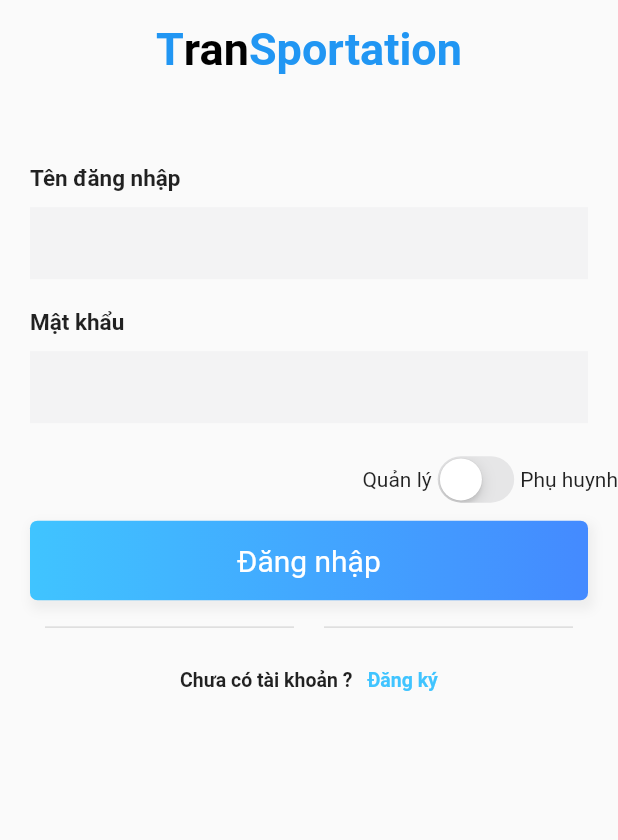
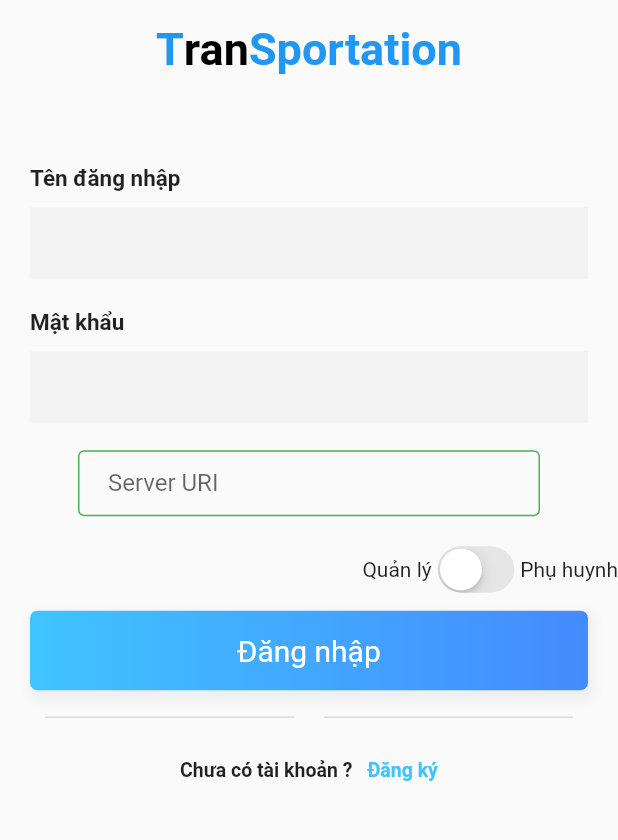
Before and after one commit to khanhlh21197/SmartIDMap, a Flutter app: the screen it shows after launch, on a phone screen of 412 x 824 dp, the part 355-1195 px from its top. Run offline on Flutter 3.47's test engine with Material 2 defaults, Android fonts, the light colour scheme and no system bars; our stand-ins replace device_info, floor, flutter_local_notifications, fluttertoast, font_awesome_flutter, geolocator and 7 more; missing offline and left inert: flutter_google_places, flutter_polyline_points, geocoder, google_maps_webservice, mqtt_client, onesignal_flutter and 2 more; accounts and stored records are empty.

Commit message:
add input serverURI to login page

```diff
--- a/lib/helper/constants.dart
+++ b/lib/helper/constants.dart
@@ -21,8 +21,9 @@ final String defaultMarkerId = "1";
 // final int port = 1883;
 // final String topicName = "Dart/Mqtt_client/testtopic";
 // final String serverUri = "45.119.82.186";
-// final String serverUri = "192.168.1.237";
-final String serverUri = "192.168.2.5";
+final String server_uri_key = 'serverUri';
+final String serverUri = "192.168.1.237";
+// final String serverUri = "192.168.2.5";
 // final int port = 1234;
 final int port = 4567;
 final String login_topic = "loginuser";
--- a/lib/helper/mqttClientWrapper.dart
+++ b/lib/helper/mqttClientWrapper.dart
@@ -1,15 +1,23 @@
 import 'dart:convert';
 
 import 'package:flutter/material.dart';
-import 'package:smartid_map/model/user.dart';
 import 'package:mqtt_client/mqtt_client.dart';
 import 'package:mqtt_client/mqtt_server_client.dart';
+import 'package:smartid_map/helper/shared_prefs_helper.dart';
+import 'package:smartid_map/model/user.dart';
 
 import 'constants.dart' as Constants;
 import 'models.dart';
 
 class MQTTClientWrapper {
   MqttServerClient client;
+  String _serverUri = '';
+
+  set serverUri(String serverUri) {
+    _serverUri = serverUri;
+  }
+
+  get serverUri => _serverUri;
 
   MqttCurrentConnectionState connectionState = MqttCurrentConnectionState.IDLE;
   MqttSubscriptionState subscriptionState = MqttSubscriptionState.IDLE;
@@ -17,10 +25,18 @@ class MQTTClientWrapper {
   final VoidCallback onConnectedCallback;
   final Function(String) onMessageArrived;
   Function(String) onSubscribedTopic;
+  SharedPrefsHelper sharedPrefsHelper;
 
   MQTTClientWrapper(this.onConnectedCallback, this.onMessageArrived);
 
   Future<void> prepareMqttClient(String topic) async {
+    sharedPrefsHelper = SharedPrefsHelper();
+    if (_serverUri == '') {
+      _serverUri =
+          await sharedPrefsHelper.getStringValuesSF(Constants.server_uri_key) ??
+              Constants.serverUri;
+      print('MQTTClientWrapper._setupMqttClient $_serverUri');
+    }
     _setupMqttClient();
     await _connectClient();
     _subscribeToTopic(topic);
@@ -57,8 +73,8 @@ class MQTTClientWrapper {
     }
   }
 
-  void _setupMqttClient() {
-    client = MqttServerClient(Constants.serverUri, "client_id");
+  void _setupMqttClient() async {
+    client = MqttServerClient(_serverUri, "client_id");
     client.port = Constants.port;
     client.logging(on: true);
     client.keepAlivePeriod = 20;
--- a/lib/home_page.dart
+++ b/lib/home_page.dart
@@ -10,6 +10,7 @@ import 'package:smartid_map/model/student.dart';
 import 'package:smartid_map/model/thietbi.dart';
 
 import 'helper/mqttClientWrapper.dart';
+import 'helper/shared_prefs_helper.dart';
 import 'map_view.dart';
 
 final FlutterLocalNotificationsPlugin flutterLocalNotificationsPlugin =
--- a/lib/login_page.dart
+++ b/lib/login_page.dart
@@ -39,6 +39,7 @@ class _LoginPageState extends State<LoginPage> {
 
   final TextEditingController _emailController = TextEditingController();
   final TextEditingController _passwordController = TextEditingController();
+  final TextEditingController _serverUriController = TextEditingController();
 
   Widget _circularProgress() {
     return Dialog(
@@ -55,8 +56,6 @@ class _LoginPageState extends State<LoginPage> {
   @override
   void initState() {
     super.initState();
-    initMqtt();
-    initOneSignal(Secrets.one_signal_app_id);
     // mqttClientWrapper =
     //     MQTTClientWrapper(() => print('Success'), (message) => login(message));
     // mqttClientWrapper.prepareMqttClient(Constants.mac);
@@ -90,6 +89,10 @@ class _LoginPageState extends State<LoginPage> {
   Future<void> initMqtt() async {
     mqttClientWrapper =
         MQTTClientWrapper(() => print('Success'), (message) => login(message));
+    mqttClientWrapper.serverUri =
+        _serverUriController.text ?? Constants.serverUri;
+    await sharedPrefsHelper.addStringToSF(
+        Constants.server_uri_key, mqttClientWrapper.serverUri);
     await mqttClientWrapper.prepareMqttClient(Constants.mac);
   }
 
@@ -107,10 +110,13 @@ class _LoginPageState extends State<LoginPage> {
   void dispose() {
     _emailController.dispose();
     _passwordController.dispose();
+    _serverUriController.dispose();
     super.dispose();
   }
 
   Future<void> _tryLogin() async {
+    initMqtt();
+    initOneSignal(Secrets.one_signal_app_id);
     setState(() {
       loading = true;
     });
@@ -425,7 +431,41 @@ class _LoginPageState extends State<LoginPage> {
         children: <Widget>[
           _entryField("Tên đăng nhập", _emailController),
           _entryField("Mật khẩu", _passwordController, isPassword: true),
+          buildTextField(
+              'Server URI', null, TextInputType.text, _serverUriController),
         ],
+      ),
+    );
+  }
+
+  Widget buildTextField(String labelText, Icon prefixIcon,
+      TextInputType keyboardType, TextEditingController controller) {
+    return Container(
+      padding: const EdgeInsets.symmetric(horizontal: 16),
+      margin: const EdgeInsets.symmetric(horizontal: 16, vertical: 8),
+      height: 44,
+      child: TextField(
+        controller: controller,
+        keyboardType: keyboardType,
+        autocorrect: false,
+        textCapitalization: TextCapitalization.sentences,
+        decoration: InputDecoration(
+          labelText: labelText,
+          // labelStyle: ,
+          // hintStyle: ,
+          enabledBorder: OutlineInputBorder(
+            borderSide: BorderSide(color: Colors.green),
+          ),
+          focusedBorder: OutlineInputBorder(
+            borderSide: BorderSide(color: Colors.red),
+          ),
+          contentPadding: const EdgeInsets.symmetric(
+            vertical: 0,
+            horizontal: 20,
+          ),
+          // suffixIcon: Icon(Icons.account_balance_outlined),
+          prefixIcon: prefixIcon,
+        ),
       ),
     );
   }
--- a/lib/ui/edit_ui/edit_bus_dialog.dart
+++ b/lib/ui/edit_ui/edit_bus_dialog.dart
@@ -447,7 +447,7 @@ class _EditBusDialogState extends State<EditBusDialog> {
                         },
                       ));
                     },
-                    child: wrapText('Chọn lịch nghỉ ${relaxTime ?? ''}')),
+                    child: wrapText('Ngày nghỉ ${relaxTime ?? ''}')),
                 // buildTextField(
                 //   'Khu vực',
                 //   Icon(Icons.vpn_key),
@@ -480,7 +480,7 @@ class _EditBusDialogState extends State<EditBusDialog> {
           Text(
             text,
             textAlign: TextAlign.left,
-            maxLines: 1,
+            maxLines: 2,
             overflow: TextOverflow.ellipsis,
           ),
         ],
```
